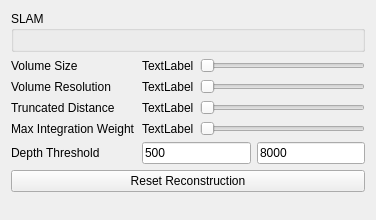
Qt form intern/src/editor_gui/edit_inspector_slam.ui (swantmon/saltwater) before a commit.
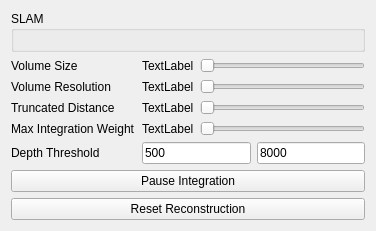
The same form after that commit.

Commit message: Add possibility to pause integration

```diff
--- a/intern/src/editor_gui/edit_inspector_slam.ui
+++ b/intern/src/editor_gui/edit_inspector_slam.ui
@@ -158,7 +158,14 @@
     </layout>
    </item>
    <item>
-    <widget class="QPushButton" name="m_pReconstructButton">
+    <widget class="QPushButton" name="m_pPauseButton">
+     <property name="text">
+      <string>Pause Integration</string>
+     </property>
+    </widget>
+   </item>
+   <item>
+    <widget class="QPushButton" name="m_pResetButton">
      <property name="text">
       <string>Reset Reconstruction</string>
      </property>
```
Left out of the diff: 23 changed lines with no effect on the pictures. The commit also changes 8 other files.
